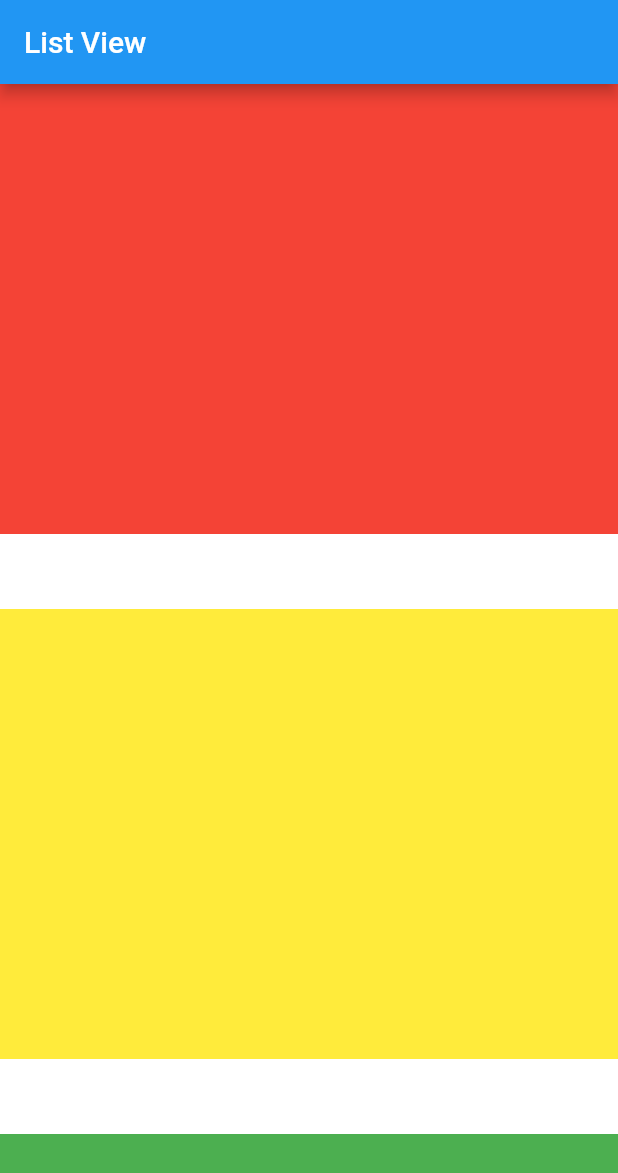
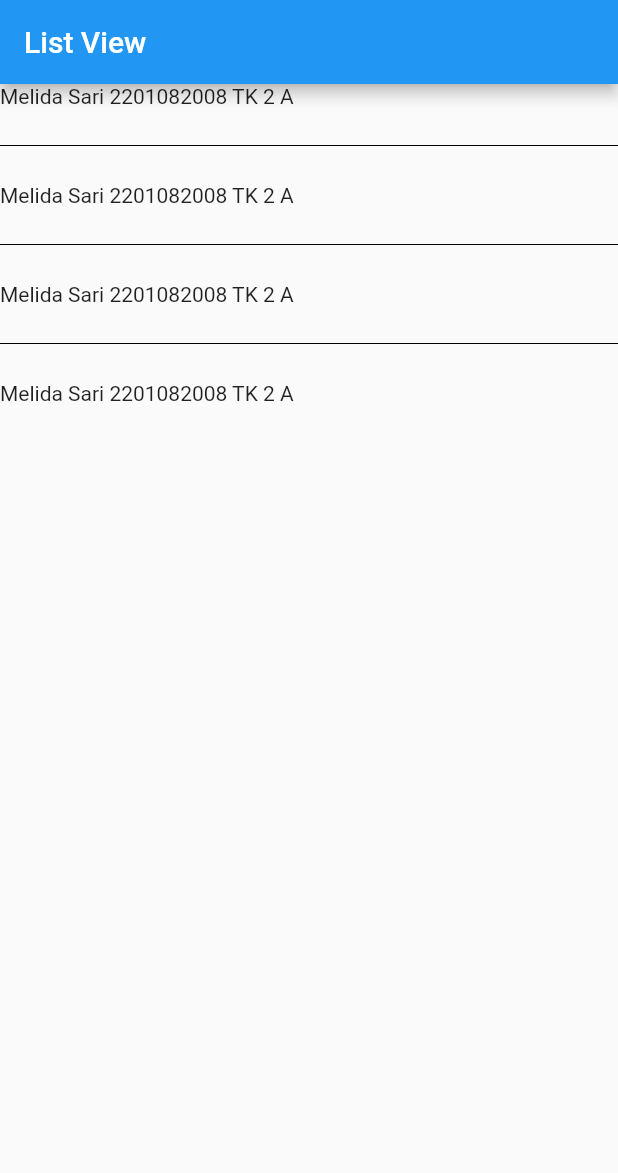
Before and after one commit to Melidasari/Pemograman_Flutter, a Flutter app: the screen it shows after launch, on a phone screen of 412 x 824 dp. Shown: the top 1173 px of the screen. Run offline on Flutter 3.47's test engine with Material 2 defaults, Android fonts, the phone set to English and light mode, and no system bars.

Commit message:
Update main.dart FLUTTER 07 List View

```diff
--- a/list_view/lib/main.dart
+++ b/list_view/lib/main.dart
@@ -15,18 +15,14 @@ class MyApp extends StatelessWidget {
         ),
         body: ListView.separated(
           separatorBuilder: (context, index) {
-            return Container(
+            return Divider(
               height: 50,
-              color: Colors.white,
+              color: Colors.black,
             );
           },
           itemCount: myColor.length,
           itemBuilder: (context, index) {
-            return Container(
-              height: 300,
-              width: 300,
-              color: myColor[index],
-            );
+            return Text("Melida Sari 2201082008 TK 2 A");
           },
         ),
       ),
```
